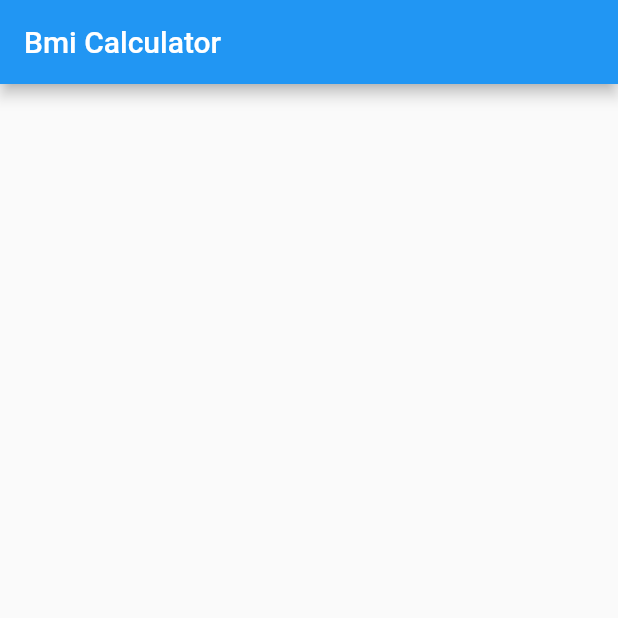
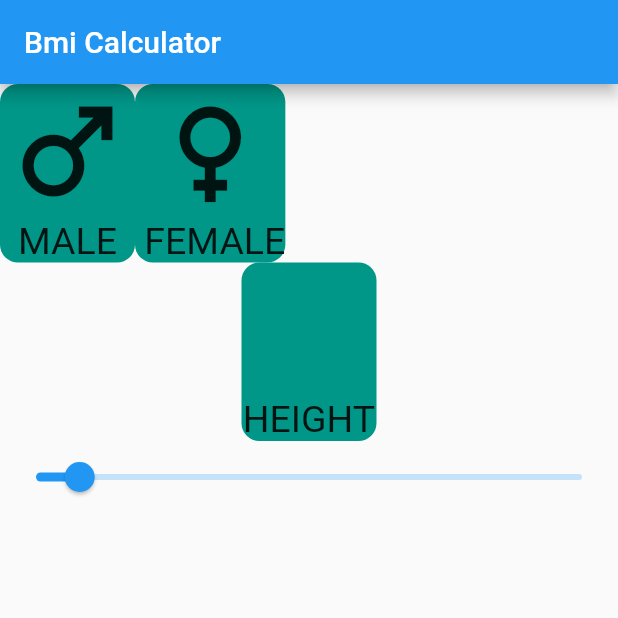
Before and after one commit to JanibekJali/kur9---bmi_calculator, a Flutter app: the screen it shows after launch, on a phone screen of 412 x 824 dp, the top half of it. Run offline on Flutter 3.47's test engine with Material 2 defaults, Android fonts, the phone set to English and light mode, and no system bars.

Commit message:
Bmi ozgordu

```diff
--- a/lib/presentaion/pages/home_page.dart
+++ b/lib/presentaion/pages/home_page.dart
@@ -1,3 +1,4 @@
+import 'package:bmi_calculator/presentaion/widgets/custom_container.dart';
 import 'package:flutter/material.dart';
 
 class HomePage extends StatelessWidget {
@@ -12,8 +13,21 @@ class HomePage extends StatelessWidget {
       body: Column(
         children: [
           Row(
-            children: [Container()],
-          )
+            children: const [
+              CustomConatainer(
+                text: 'maLe',
+                icons: Icons.male,
+              ),
+              CustomConatainer(
+                text: ' FeMaLe',
+                icons: Icons.female,
+              ),
+            ],
+          ),
+          const CustomConatainer(
+            text: 'Height',
+          ),
+          Slider(max: 300, value: 24, onChanged: ((value) {}))
         ],
       ),
     );
--- /dev/null
+++ b/lib/presentaion/widgets/custom_container.dart
@@ -0,0 +1,39 @@
+import 'package:flutter/material.dart';
+
+class CustomConatainer extends StatelessWidget {
+  final IconData? icons;
+  final double? size;
+  final String? text;
+  const CustomConatainer({
+    this.icons,
+    this.size,
+    this.text,
+    Key? key,
+  }) : super(key: key);
+
+  @override
+  Widget build(BuildContext context) {
+    return Container(
+      // width: 70,
+      // height: 200,
+      decoration: BoxDecoration(
+        borderRadius: BorderRadius.circular(12),
+        color: Colors.teal,
+      ),
+      padding: const EdgeInsets.symmetric(),
+
+      child: Column(
+        children: [
+          Icon(
+            icons,
+            size: size ?? 90,
+          ),
+          Text(
+            text!.toUpperCase(),
+            style: const TextStyle(fontSize: 25),
+          ),
+        ],
+      ),
+    );
+  }
+}
--- a/pubspec.yaml
+++ b/pubspec.yaml
@@ -36,6 +36,7 @@ dependencies:
   # The following adds the Cupertino Icons font to your application.
   # Use with the CupertinoIcons class for iOS style icons.
   cupertino_icons: ^1.0.2
+  icony: ^1.0.5
 
 dev_dependencies:
   flutter_test:
```
Also changed, not shown: pubspec.lock.
